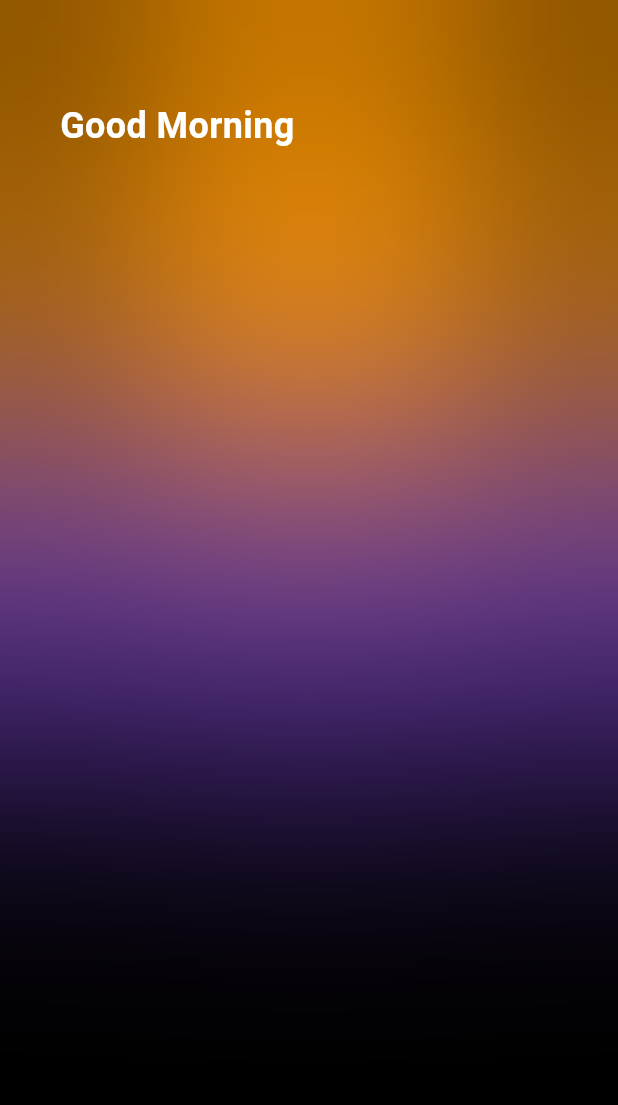
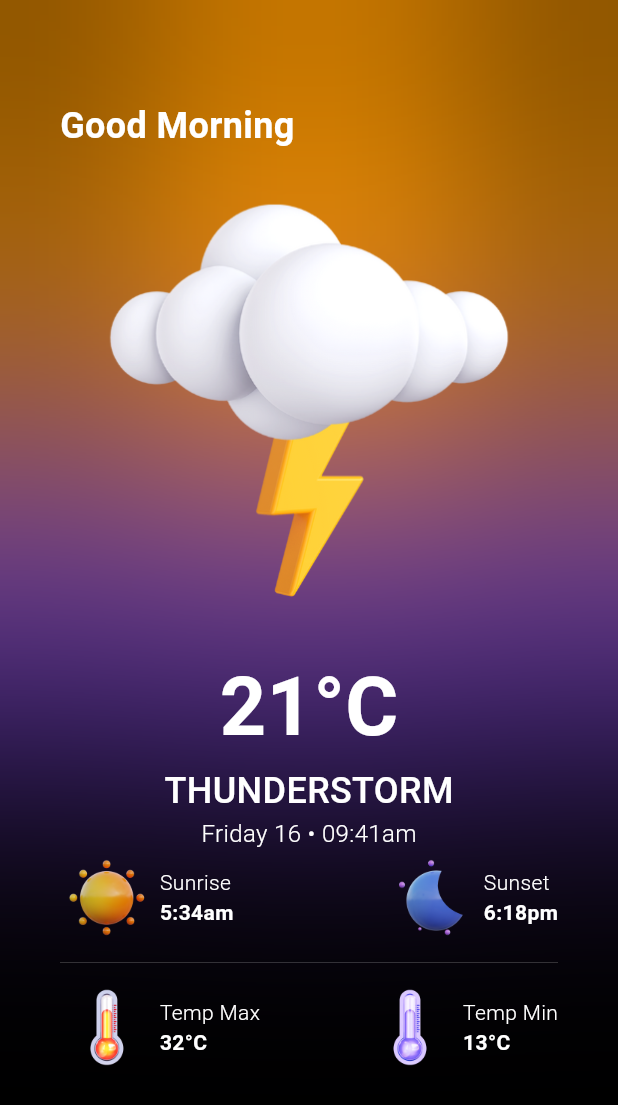
Before and after one commit to usmanrajpoot534/Weather-App, a Flutter app: the screen it shows after launch, on a phone screen of 412 x 824 dp. Shown: the top 1105 px of the screen. Run offline on Flutter 3.47's test engine with Material 3 defaults, Android fonts, the phone set to English and light mode, and no system bars; our stand-ins replace bloc, equatable.

Commit message:
Feat: Weather screen design completed

```diff
--- a/lib/screens/home_screen.dart
+++ b/lib/screens/home_screen.dart
@@ -7,19 +7,99 @@ class HomeScreen extends StatelessWidget {
 
   @override
   Widget build(BuildContext context) {
-    return const BluredGradientScreen(
+    return BluredGradientScreen(
       child: Column(
         children: [
-          Text(
-            'Good Morning',
+          const Align(
+            alignment: Alignment.centerLeft,
+            child: Text(
+              'Good Morning',
+              style: TextStyle(
+                fontSize: 24,
+                fontWeight: FontWeight.bold,
+                color: Colors.white,
+              ),
+            ),
+          ),
+          Image.asset('assets/thunder.png'),
+          const Text(
+            '21°C',
+            style: TextStyle(
+              fontSize: 54,
+              fontWeight: FontWeight.w600,
+              color: Colors.white,
+            ),
+          ),
+          const Text(
+            'THUNDERSTORM',
             style: TextStyle(
               fontSize: 24,
-              fontWeight: FontWeight.w700,
+              fontWeight: FontWeight.w500,
               color: Colors.white,
             ),
+          ),
+          const Text(
+            'Friday 16 • 09:41am',
+            style: TextStyle(
+              fontSize: 16,
+              fontWeight: FontWeight.w300,
+              color: Colors.white,
+            ),
+          ),
+          Row(
+            mainAxisAlignment: MainAxisAlignment.spaceBetween,
+            children: [
+              _indication('sun', 'Sunrise', '5:34am'),
+              _indication('moon', 'Sunset', '6:18pm'),
+            ],
+          ),
+          const Padding(
+            padding: EdgeInsets.symmetric(vertical: 4),
+            child: Divider(
+              color: Colors.grey,
+              thickness: 0.2,
+            ),
+          ),
+          Row(
+            mainAxisAlignment: MainAxisAlignment.spaceBetween,
+            children: [
+              _indication('temp-hot', 'Temp Max', '32°C'),
+              _indication('temp-cold', 'Temp Min', '13°C'),
+            ],
           ),
         ],
       ),
     );
   }
+
+  Widget _indication(String icon, String title, String time) {
+    return Row(
+      children: [
+        Image.asset(
+          'assets/$icon.png',
+          scale: 8,
+        ),
+        const SizedBox(width: 4),
+        Column(
+          crossAxisAlignment: CrossAxisAlignment.start,
+          children: [
+            Text(
+              title,
+              style: const TextStyle(
+                fontWeight: FontWeight.w300,
+                color: Colors.white,
+              ),
+            ),
+            Text(
+              time,
+              style: const TextStyle(
+                fontWeight: FontWeight.w700,
+                color: Colors.white,
+              ),
+            ),
+          ],
+        ),
+      ],
+    );
+  }
 }
```
Also changed, not shown: assets/sun.png (renamed from assets/sunny2.png).
